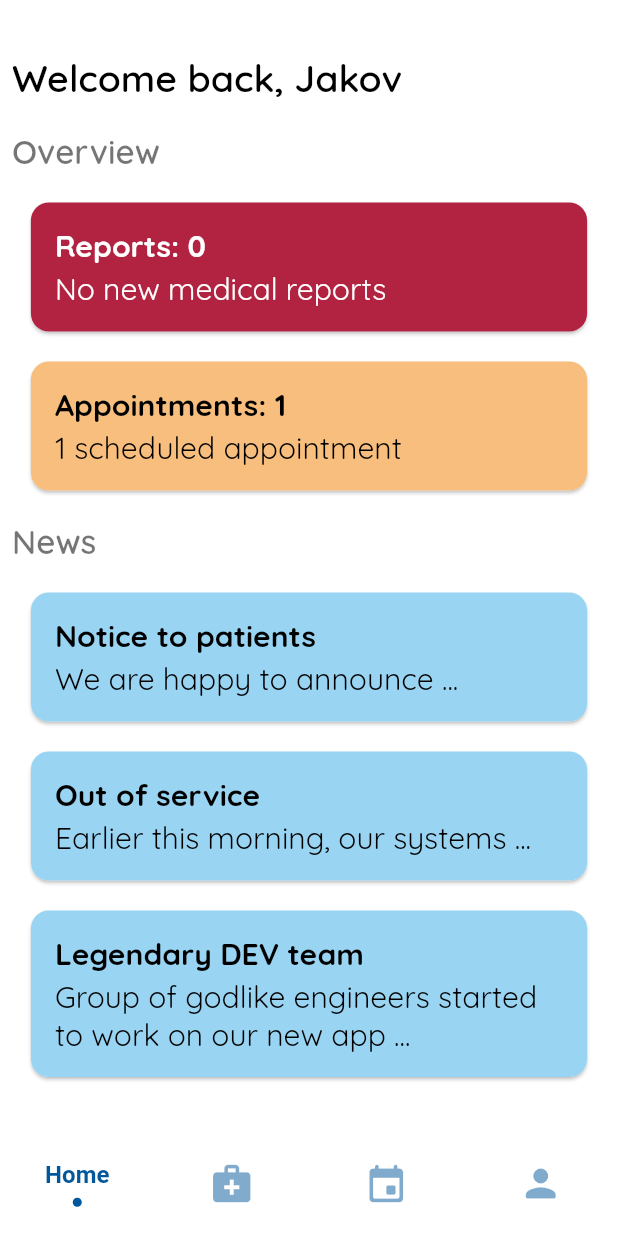
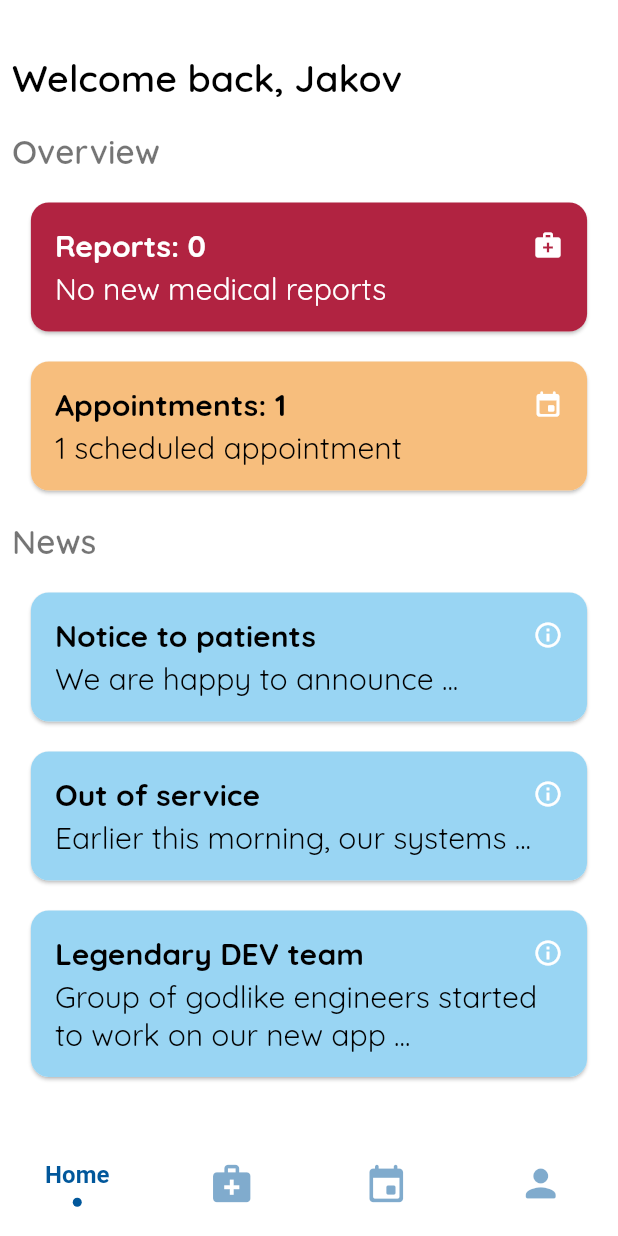
Before and after one commit to TheJakov/health_app, a Flutter app: the screen it shows after launch, on a phone screen of 412 x 824 dp. Run offline on Flutter 3.47's test engine with Material 2 defaults, Android fonts, the light colour scheme and no system bars; drawn by our look-alikes of sliding_clipped_nav_bar; our stand-ins replace google_fonts.

Commit message:
Update main.dart
Added icons to cards

```diff
--- a/lib/main.dart
+++ b/lib/main.dart
@@ -546,24 +546,42 @@ class HomeWidget extends StatelessWidget {
                       ),
                     ],
                   ),
-                  buildRoundedCard(context, Color(themeMagentaHex),
-                      "Reports: 0", "No new medical reports",
+                  buildRoundedCard(
+                    context,
+                    Color(themeMagentaHex),
+                    "Reports: 0",
+                    "No new medical reports",
                     titleStyle: GoogleFonts.quicksand(
                         fontSize: 20,
                         fontWeight: FontWeight.bold,
                         color: Colors.white),
                     descStyle: GoogleFonts.quicksand(
                         fontSize: 20, color: Colors.white),
-                      widthRatio: 0.9),
-                  buildRoundedCard(context, Color(themeYellowHex),
-                      "Appointments: 1", "1 scheduled appointment",
+                    widthRatio: 0.9,
+                    Icon(
+                      Icons.medical_services,
+                      size: 20,
+                      color: Colors.white,
+                    ),
+                  ),
+                  buildRoundedCard(
+                    context,
+                    Color(themeYellowHex),
+                    "Appointments: 1",
+                    "1 scheduled appointment",
                     widthRatio: 0.9,
                     titleStyle: GoogleFonts.quicksand(
                         fontSize: 20,
                         fontWeight: FontWeight.bold,
                         color: Colors.black),
                     descStyle: GoogleFonts.quicksand(
-                          fontSize: 20, color: Colors.black)),
+                        fontSize: 20, color: Colors.black),
+                    Icon(
+                      Icons.event_rounded,
+                      size: 20,
+                      color: Colors.white,
+                    ),
+                  ),
                   Row(
                     children: [
                       Padding(
@@ -574,24 +592,42 @@ class HomeWidget extends StatelessWidget {
                       ),
                     ],
                   ),
-                  buildRoundedCard(context, Color(themeLightBlueHex),
-                      "Notice to patients", "We are happy to announce ...",
+                  buildRoundedCard(
+                    context,
+                    Color(themeLightBlueHex),
+                    "Notice to patients",
+                    "We are happy to announce ...",
                     widthRatio: 0.9,
                     titleStyle: GoogleFonts.quicksand(
                         fontSize: 20,
                         fontWeight: FontWeight.bold,
                         color: Colors.black),
                     descStyle: GoogleFonts.quicksand(
-                          fontSize: 20, color: Colors.black)),
-                  buildRoundedCard(context, Color(themeLightBlueHex),
-                      "Out of service", "Earlier this morning, our systems ...",
+                        fontSize: 20, color: Colors.black),
+                    Icon(
+                      Icons.info_outline,
+                      size: 20,
+                      color: Colors.white,
+                    ),
+                  ),
+                  buildRoundedCard(
+                    context,
+                    Color(themeLightBlueHex),
+                    "Out of service",
+                    "Earlier this morning, our systems ...",
                     widthRatio: 0.9,
                     titleStyle: GoogleFonts.quicksand(
                         fontSize: 20,
                         fontWeight: FontWeight.bold,
                         color: Colors.black),
                     descStyle: GoogleFonts.quicksand(
-                          fontSize: 20, color: Colors.black)),
+                        fontSize: 20, color: Colors.black),
+                    Icon(
+                      Icons.info_outline,
+                      size: 20,
+                      color: Colors.white,
+                    ),
+                  ),
                   buildRoundedCard(
                     context,
                     Color(themeLightBlueHex),
@@ -603,7 +639,13 @@ class HomeWidget extends StatelessWidget {
                         fontWeight: FontWeight.bold,
                         color: Colors.black),
                     descStyle: GoogleFonts.quicksand(
-                          fontSize: 20, color: Colors.black)),
+                        fontSize: 20, color: Colors.black),
+                    Icon(
+                      Icons.info_outline,
+                      size: 20,
+                      color: Colors.white,
+                    ),
+                  ),
                 ],
               ),
             ),
@@ -613,7 +655,7 @@ class HomeWidget extends StatelessWidget {
 }
 
 Widget buildRoundedCard(BuildContext context, Color backgroundColor,
-        String title, String description,
+        String title, String description, Icon icon,
         {TextStyle titleStyle = const TextStyle(
             fontSize: 20, fontWeight: FontWeight.bold, color: Colors.white),
         TextStyle descStyle =
@@ -634,9 +676,15 @@ Widget buildRoundedCard(BuildContext context, Color backgroundColor,
         child: Column(
           crossAxisAlignment: CrossAxisAlignment.start,
           children: [
+            Row(
+              mainAxisAlignment: MainAxisAlignment.spaceBetween,
+              children: [
                 Text(
                   title,
                   style: titleStyle,
+                ),
+                icon
+              ],
             ),
             const SizedBox(height: 4),
             Text(
```
Lines whose indentation alone changed are shown as unchanged.
